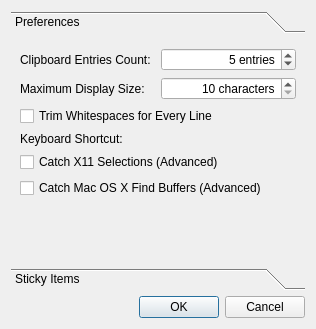
First picture: the form in qlipperpreferencesdialog.ui, repository pvanek/qlipper, before the edit.
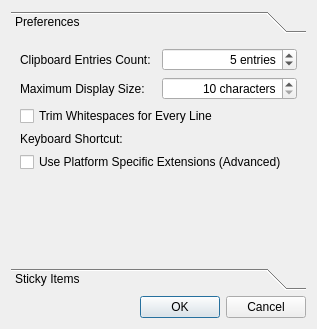
Second picture: the form after the edit. Custom widgets are drawn as their Qt base class.

The edit to the form file:
```diff
--- a/qlipperpreferencesdialog.ui
+++ b/qlipperpreferencesdialog.ui
@@ -6,7 +6,7 @@
    <rect>
     <x>0</x>
     <y>0</y>
-    <width>316</width>
+    <width>317</width>
     <height>329</height>
    </rect>
   </property>
@@ -34,7 +34,7 @@
        <rect>
         <x>0</x>
         <y>0</y>
-        <width>298</width>
+        <width>299</width>
         <height>218</height>
        </rect>
       </property>
@@ -42,6 +42,33 @@
        <string>Preferences</string>
       </attribute>
       <layout class="QGridLayout" name="gridLayout">
+       <item row="3" column="0" colspan="2">
+        <layout class="QHBoxLayout" name="horizontalLayout">
+         <item>
+          <widget class="QLabel" name="keyboardShortcutLabel">
+           <property name="text">
+            <string>Keyboard Shortcut:</string>
+           </property>
+          </widget>
+         </item>
+         <item>
+          <widget class="QKeySequenceWidget" name="shortcutWidget" native="true"/>
+         </item>
+        </layout>
+       </item>
+       <item row="5" column="1">
+        <spacer name="verticalSpacer">
+         <property name="orientation">
+          <enum>Qt::Vertical</enum>
+         </property>
+         <property name="sizeHint" stdset="0">
+          <size>
+           <width>20</width>
+           <height>96</height>
+          </size>
+         </property>
+        </spacer>
+       </item>
        <item row="0" column="0">
         <widget class="QLabel" name="label">
          <property name="text">
@@ -91,6 +118,16 @@
          </property>
         </widget>
        </item>
+       <item row="4" column="0" colspan="2">
+        <widget class="QCheckBox" name="platformExtensionsCheckBox">
+         <property name="toolTip">
+          <string>X11 Selections, OS X Find Buffer</string>
+         </property>
+         <property name="text">
+          <string>Use Platform Specific Extensions (Advanced)</string>
+         </property>
+        </widget>
+       </item>
        <item row="2" column="0" colspan="2">
         <widget class="QCheckBox" name="trimCheckBox">
          <property name="toolTip">
@@ -101,47 +138,6 @@
          </property>
         </widget>
        </item>
-       <item row="3" column="0" colspan="2">
-        <layout class="QHBoxLayout" name="horizontalLayout">
-         <item>
-          <widget class="QLabel" name="keyboardShortcutLabel">
-           <property name="text">
-            <string>Keyboard Shortcut:</string>
-           </property>
-          </widget>
-         </item>
-         <item>
-          <widget class="QKeySequenceWidget" name="shortcutWidget" native="true"/>
-         </item>
-        </layout>
-       </item>
-       <item row="4" column="0" colspan="2">
-        <widget class="QCheckBox" name="x11SelectionCheckBox">
-         <property name="text">
-          <string>Catch X11 Selections (Advanced)</string>
-         </property>
-        </widget>
-       </item>
-       <item row="5" column="0" colspan="2">
-        <widget class="QCheckBox" name="macFindBufferCheckBox">
-         <property name="text">
-          <string>Catch Mac OS X Find Buffers (Advanced)</string>
-         </property>
-        </widget>
-       </item>
-       <item row="6" column="1">
-        <spacer name="verticalSpacer">
-         <property name="orientation">
-          <enum>Qt::Vertical</enum>
-         </property>
-         <property name="sizeHint" stdset="0">
-          <size>
-           <width>20</width>
-           <height>96</height>
-          </size>
-         </property>
-        </spacer>
-       </item>
       </layout>
       <zorder>label</zorder>
       <zorder>historyComboBox</zorder>
```
Left out of the diff: 8 changed lines with no effect on the pictures.
